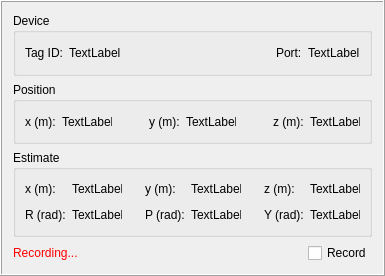
Qt form ui/tag_item_ui.ui (xEnVrE/DecaWaveEVB1000Viewer) before a commit.
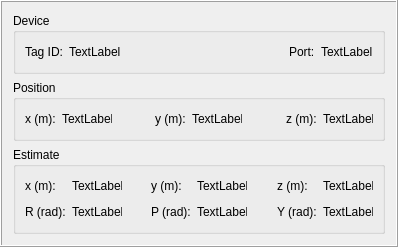
The same form after that commit.

```diff
--- a/ui/tag_item_ui.ui
+++ b/ui/tag_item_ui.ui
@@ -6,14 +6,14 @@
    <rect>
     <x>0</x>
     <y>0</y>
-    <width>385</width>
-    <height>276</height>
+    <width>398</width>
+    <height>247</height>
    </rect>
   </property>
   <property name="maximumSize">
    <size>
     <width>16777215</width>
-    <height>276</height>
+    <height>247</height>
    </size>
   </property>
   <property name="windowTitle">
@@ -370,54 +370,6 @@
      </layout>
     </widget>
    </item>
-   <item>
-    <layout class="QHBoxLayout" name="recordLayout">
-     <item>
-      <widget class="QLabel" name="recordingLabel">
-       <property name="enabled">
-        <bool>true</bool>
-       </property>
-       <property name="font">
-        <font>
-         <underline>false</underline>
-        </font>
-       </property>
-       <property name="styleSheet">
-        <string notr="true">color : rgb(255, 0, 0);</string>
-       </property>
-       <property name="text">
-        <string>Recording...</string>
-       </property>
-      </widget>
-     </item>
-     <item>
-      <spacer name="recordSpacer">
-       <property name="orientation">
-        <enum>Qt::Horizontal</enum>
-       </property>
-       <property name="sizeHint" stdset="0">
-        <size>
-         <width>40</width>
-         <height>20</height>
-        </size>
-       </property>
-      </spacer>
-     </item>
-     <item alignment="Qt::AlignRight">
-      <widget class="QCheckBox" name="recordCheckbox">
-       <property name="toolTip">
-        <string/>
-       </property>
-       <property name="text">
-        <string>Record</string>
-       </property>
-       <property name="tristate">
-        <bool>false</bool>
-       </property>
-      </widget>
-     </item>
-    </layout>
-   </item>
   </layout>
  </widget>
  <resources/>
```
